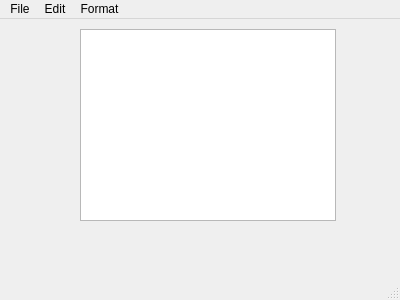
Old version of the form NotePad/mainwindow.ui in the repository patricklyvo/Qt.
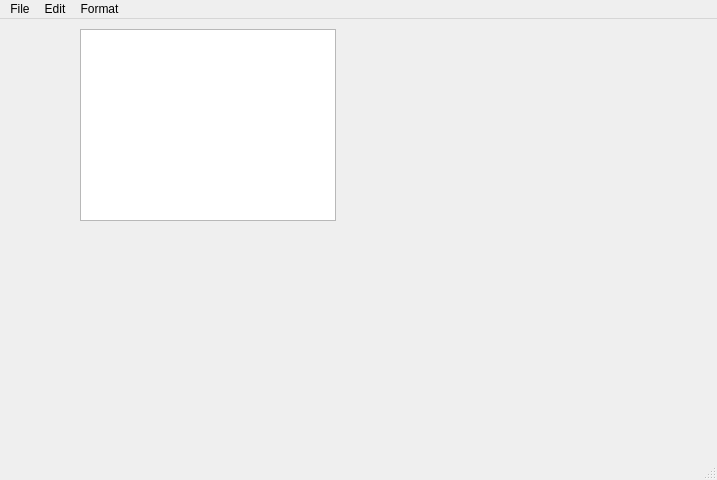
New version of the form. Icons and pictures are not drawn.

```diff
--- a/NotePad/mainwindow.ui
+++ b/NotePad/mainwindow.ui
@@ -6,8 +6,8 @@
    <rect>
     <x>0</x>
     <y>0</y>
-    <width>400</width>
-    <height>300</height>
+    <width>717</width>
+    <height>480</height>
    </rect>
   </property>
   <property name="windowTitle">
@@ -30,7 +30,7 @@
     <rect>
      <x>0</x>
      <y>0</y>
-     <width>400</width>
+     <width>717</width>
      <height>21</height>
     </rect>
    </property>
```
Left out of the diff: 7 changed lines with no effect on the pictures.
